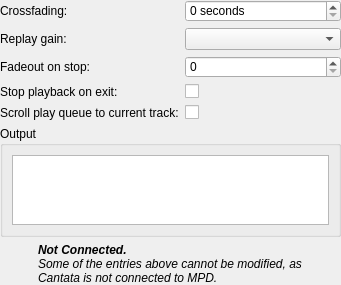
Qt form gui/playbacksettings.ui (polpo/cantata-mac) before a commit.
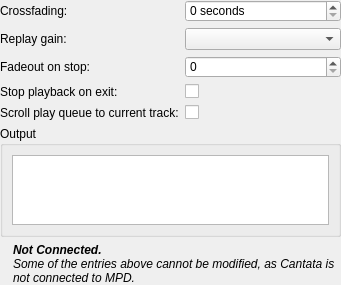
The same form after that commit.

Commit message: Begger warning icon

Patch:
```diff
--- a/gui/playbacksettings.ui
+++ b/gui/playbacksettings.ui
@@ -113,18 +113,6 @@
        <verstretch>0</verstretch>
       </sizepolicy>
      </property>
-     <property name="minimumSize">
-      <size>
-       <width>32</width>
-       <height>32</height>
-      </size>
-     </property>
-     <property name="maximumSize">
-      <size>
-       <width>32</width>
-       <height>32</height>
-      </size>
-     </property>
      <property name="text">
       <string/>
      </property>
```
The commit also changes 1 other file.
